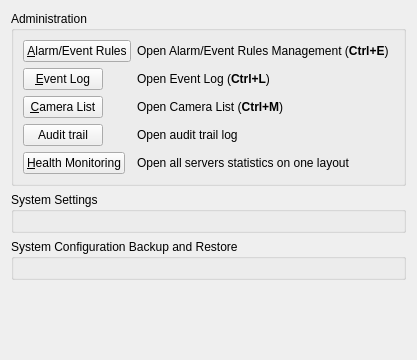
Before: the Qt Designer form client/src/ui/widgets/settings/general_system_administration_widget.ui in networkoptix/nx_open, drawn with Qt 5.
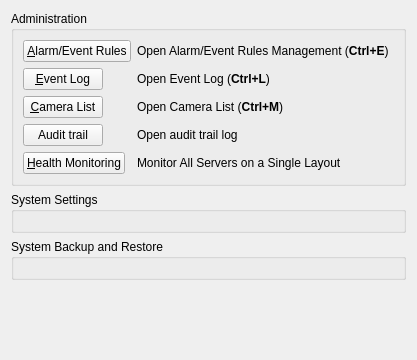
After: the same form once the commit is applied. Custom widgets are drawn as their Qt base class.

```diff
--- a/client/src/ui/widgets/settings/general_system_administration_widget.ui
+++ b/client/src/ui/widgets/settings/general_system_administration_widget.ui
@@ -93,7 +93,7 @@
       <item row="4" column="1">
        <widget class="QLabel" name="healthMonitoringLabel">
         <property name="text">
-         <string>Open all servers statistics on one layout</string>
+         <string>Monitor All Servers on a Single Layout</string>
         </property>
        </widget>
       </item>
@@ -129,7 +129,7 @@
    <item>
     <widget class="QGroupBox" name="backupGroupBox">
      <property name="title">
-      <string>System Configuration Backup and Restore</string>
+      <string>System Backup and Restore</string>
      </property>
      <layout class="QVBoxLayout" name="verticalLayout_3">
       <item>
```
